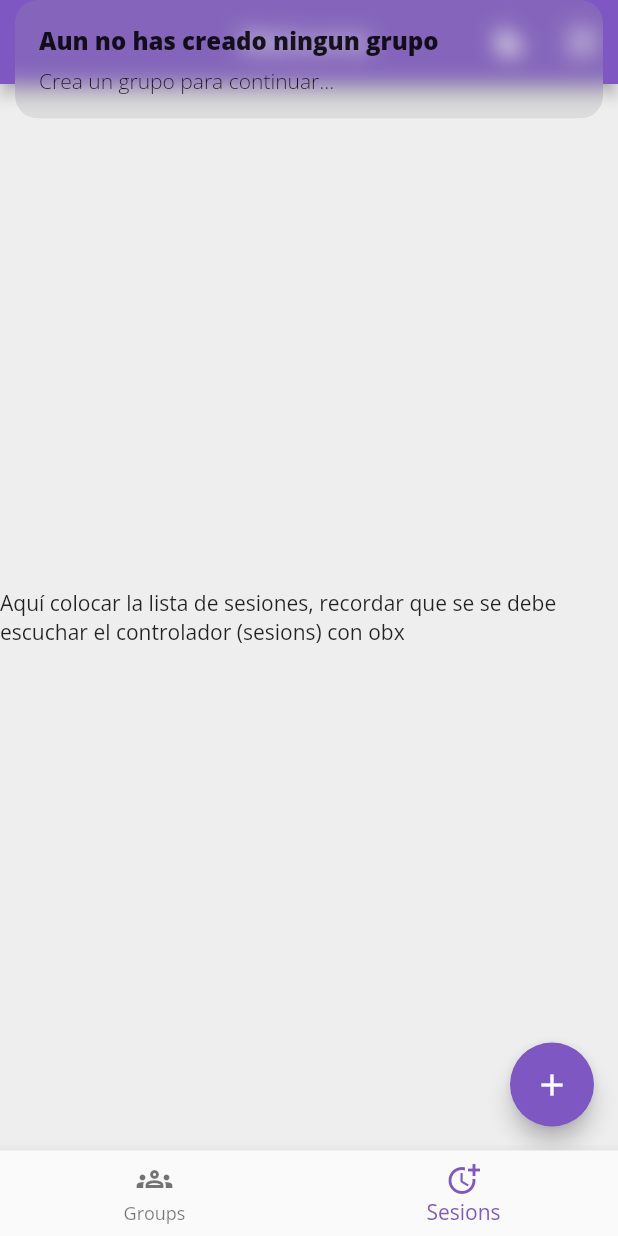
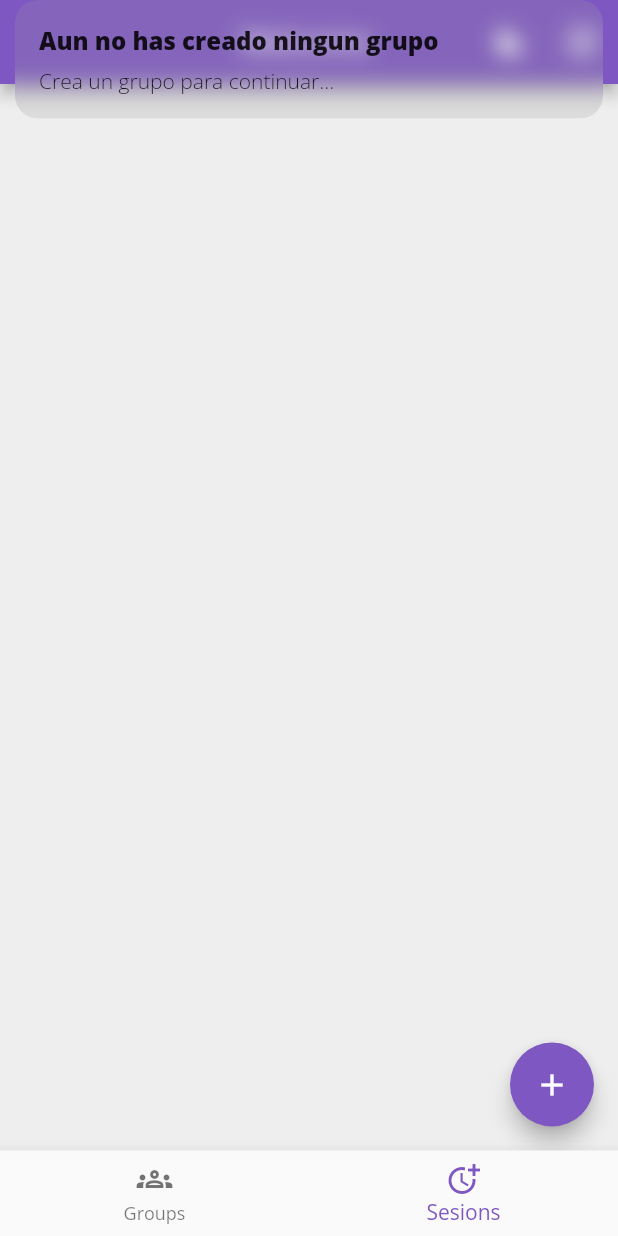
Before and after one commit to JColmenares0212/Nivelacion-Ciclo-IV-JulianColmenares, a Flutter app: the screen it shows once a user with an empty profile is signed in, item 2 of the bottom bar chosen, after a tap on the "add" icon, on a phone screen of 412 x 824 dp. Run offline on Flutter 3.47's test engine with Material 2 defaults, Android fonts, the phone set to English and light mode, and no system bars; our stand-ins replace cloud_firestore, firebase_auth, firebase_core, get, google_fonts, loggy and 1 more; missing offline and left inert: prompt_dialog; accounts and stored records are empty.

Commit message:
Update sesion_widget.dart

```diff
--- a/lib/ui/widgets/sesion_widget.dart
+++ b/lib/ui/widgets/sesion_widget.dart
@@ -13,17 +13,21 @@ class SesionWidget extends StatelessWidget {
   Widget build(BuildContext context) {
     return Scaffold(
         body: const Center(
-          // TODO
-          child: Text(
-              'Aquí colocar la lista de sesiones, recordar que se se debe escuchar el controlador (sesions) con obx'),
-        ),
+            // TODO
+            // child: Text(Obx(
+            //     () => ListView.builder(itemBuilder: firebaseController.groups))),
+            //Aquí colocar la lista de sesiones, recordar que se se debe escuchar el controlador (sesions) con obx
+            ),
         floatingActionButton: FloatingActionButton(
           key: const ValueKey("addSesionAction"),
           child: const Icon(Icons.add),
           onPressed: () {
             if (firebaseController.groupIds().isNotEmpty) {
               // TODO
-              logInfo('Aquí navegar a  AddSesionPage');
+              Navigator.push(
+                context,
+                MaterialPageRoute(builder: (context) => const AddSesionPage()),
+              ); //Aquí navegar a  AddSesionPage
             } else {
               Get.snackbar("Aun no has creado ningun grupo",
                   "Crea un grupo para continuar...");
```
